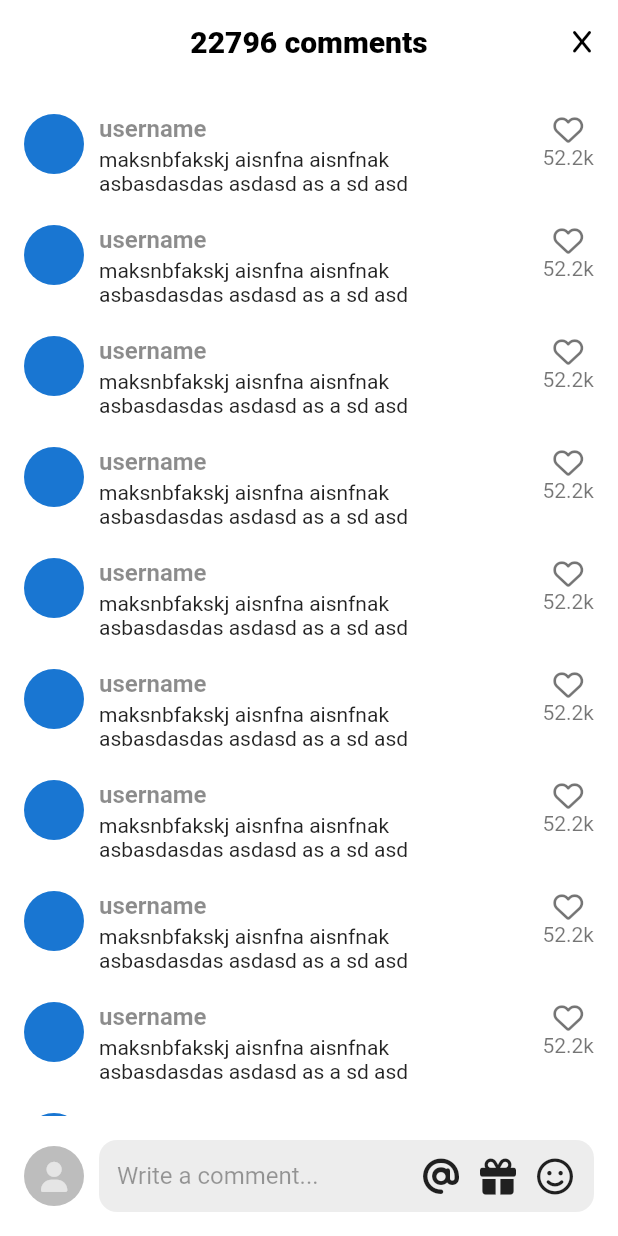
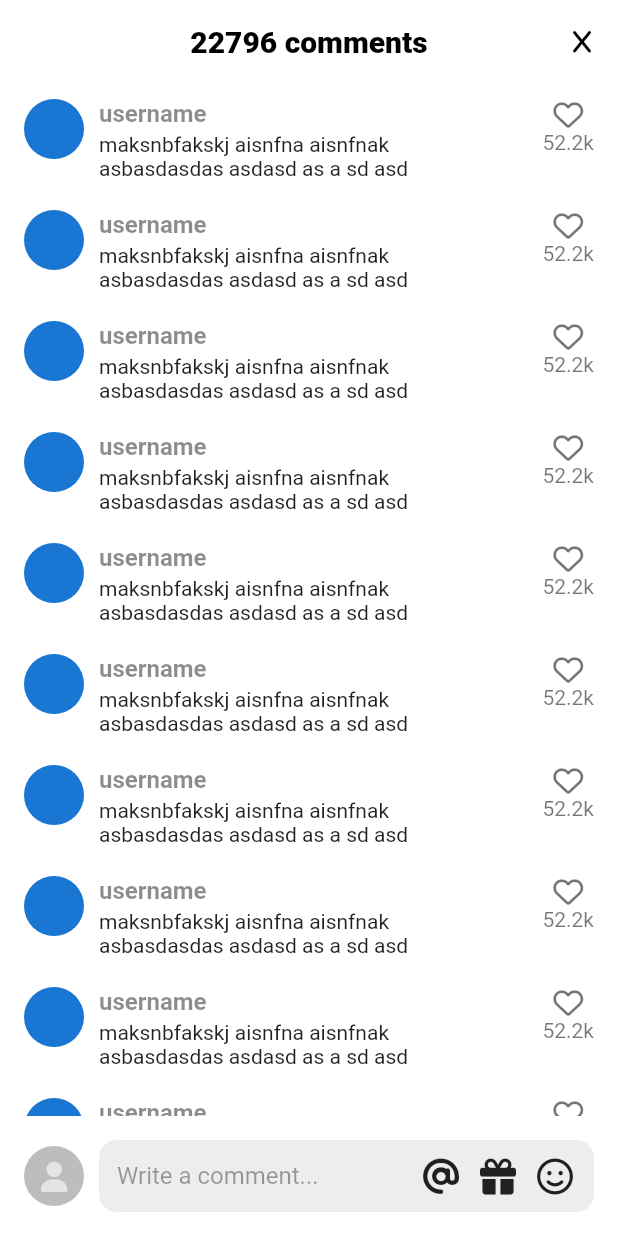
Before and after one commit to yeonvv/TikTok_Clone, a Flutter app: the VideoComments screen opened directly, on a phone screen of 412 x 824 dp. Run offline on Flutter 3.47's test engine with Material 2 defaults, Android fonts, the phone set to English and light mode, and no system bars; our stand-ins replace font_awesome_flutter, video_player, visibility_detector; network calls fail; statements that could not run were skipped.

Commit message:
add comment scrollBar && video auto stop(mounted)

```diff
--- a/lib/features/videos/widgets/video_comments.dart
+++ b/lib/features/videos/widgets/video_comments.dart
@@ -61,10 +61,13 @@ class _VideoCommentsState extends State<VideoComments> {
           ),
           body: Stack(
             children: [
-              ListView.separated(
-                padding: const EdgeInsets.symmetric(
-                  horizontal: Sizes.size16,
-                  vertical: Sizes.size20,
+              Scrollbar(
+                child: ListView.separated(
+                  padding: const EdgeInsets.only(
+                    right: Sizes.size16,
+                    left: Sizes.size16,
+                    top: Sizes.size10,
+                    bottom: Sizes.size96,
                   ),
                   itemCount: 10,
                   separatorBuilder: (context, index) => Gaps.v20,
@@ -111,6 +114,7 @@ class _VideoCommentsState extends State<VideoComments> {
                         ],
                       )
                     ],
+                  ),
                 ),
               ),
               Positioned(
--- a/lib/features/videos/widgets/video_post.dart
+++ b/lib/features/videos/widgets/video_post.dart
@@ -67,9 +67,13 @@ class _VideoPostState extends State<VideoPost>
         !_videoPlayerController.value.isPlaying) {
       _videoPlayerController.play();
     }
+    if (info.visibleFraction == 0 && _videoPlayerController.value.isPlaying) {
+      _onTogglePause();
+    }
   }
 
   void _onTogglePause() {
+    if (!mounted) return;
     // reverse : upperBound를 lowerBound로 애니메이션
     // forward : lowerBound를 upperBound 애니메이션
     _videoPlayerController.value.isPlaying
--- a/lib/main.dart
+++ b/lib/main.dart
@@ -1,7 +1,6 @@
 import 'package:dart_tiktok/constants/sizes.dart';
 import 'package:dart_tiktok/features/authentication/sing_up_screen.dart';
 import 'package:dart_tiktok/features/main_navigation/main_navigation_screen.dart';
-import 'package:dart_tiktok/features/onboarding/interests_screen.dart';
 import 'package:flutter/material.dart';
 
 void main() {
```
Lines whose indentation alone changed are shown as unchanged.
